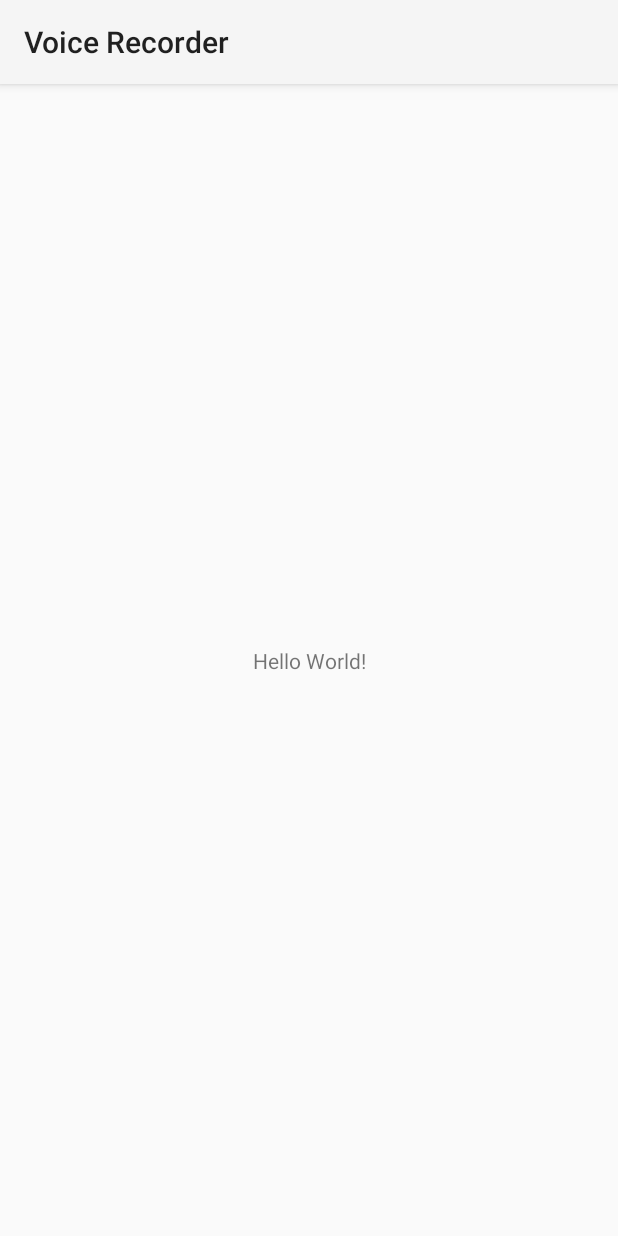
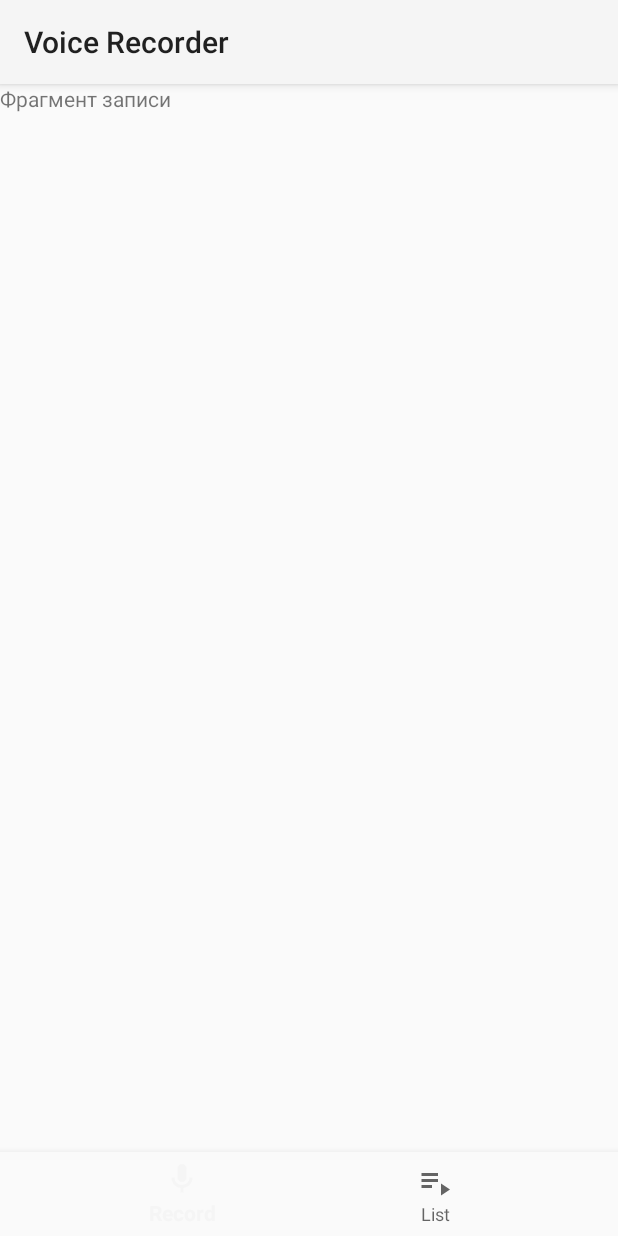
Before and after one commit to locksmith-ru/voice-recorder, an Android app: the screen it shows after launch (MainActivity), on a phone screen of 412 x 824 dp. Run offline under Robolectric (Android 15) with nearby library versions, the phone set to English and light mode, and no system bars; our stand-ins replace navigation-ui.

Commit message:
Создание навигации

```diff
--- a/app/build.gradle.kts
+++ b/app/build.gradle.kts
@@ -5,12 +5,12 @@ plugins {
 
 android {
     namespace = "ru.bedayev.voicerecorder"
-    compileSdk = 33
+    compileSdk = 34
 
     defaultConfig {
         applicationId = "ru.bedayev.voicerecorder"
         minSdk = 24
-        targetSdk = 33
+        targetSdk = 34
         versionCode = 1
         versionName = "1.0"
 
@@ -33,6 +33,10 @@ android {
     kotlinOptions {
         jvmTarget = "1.8"
     }
+
+    buildFeatures{
+        viewBinding = true
+    }
 }
 
 dependencies {
@@ -42,6 +46,10 @@ dependencies {
     implementation("com.google.android.material:material:1.9.0")
     implementation("androidx.constraintlayout:constraintlayout:2.1.4")
 
+    // navigation
+    implementation("androidx.navigation:navigation-fragment-ktx:2.7.1")
+    implementation("androidx.navigation:navigation-ui-ktx:2.7.1")
+
     testImplementation("junit:junit:4.13.2")
 
     androidTestImplementation("androidx.test.ext:junit:1.1.5")
--- a/app/src/main/AndroidManifest.xml
+++ b/app/src/main/AndroidManifest.xml
@@ -1,6 +1,10 @@
 <?xml version="1.0" encoding="utf-8"?>
 <manifest xmlns:android="http://schemas.android.com/apk/res/android"
     xmlns:tools="http://schemas.android.com/tools">
+
+    <!-- Required only if your app needs to access audio files
+     that other apps created. -->
+    <uses-permission android:name="android.permission.READ_MEDIA_AUDIO" />
 
     <application
         android:allowBackup="true"
--- a/app/src/main/java/ru/bedayev/voicerecorder/MainActivity.kt
+++ b/app/src/main/java/ru/bedayev/voicerecorder/MainActivity.kt
@@ -1,11 +1,21 @@
 package ru.bedayev.voicerecorder
 
+import android.os.Bundle
 import androidx.appcompat.app.AppCompatActivity
-import android.os.Bundle
+import androidx.navigation.fragment.NavHostFragment
+import androidx.navigation.ui.setupWithNavController
+import com.google.android.material.bottomnavigation.BottomNavigationView
 
 class MainActivity : AppCompatActivity() {
     override fun onCreate(savedInstanceState: Bundle?) {
         super.onCreate(savedInstanceState)
+
         setContentView(R.layout.activity_main)
+
+        val navView = findViewById<BottomNavigationView>(R.id.bottom_navigation)
+        val navHostFragment = supportFragmentManager
+            .findFragmentById(R.id.nav_host_fragment_container) as NavHostFragment
+        val navController = navHostFragment.navController
+        navView.setupWithNavController(navController)
     }
 }
--- /dev/null
+++ b/app/src/main/java/ru/bedayev/voicerecorder/record/RecordFragment.kt
@@ -0,0 +1,26 @@
+package ru.bedayev.voicerecorder.record
+
+import android.os.Bundle
+import android.view.LayoutInflater
+import android.view.View
+import android.view.ViewGroup
+import androidx.fragment.app.Fragment
+import ru.bedayev.voicerecorder.R
+
+class RecordFragment : Fragment() {
+    override fun onCreateView(
+        inflater: LayoutInflater, container: ViewGroup?,
+        savedInstanceState: Bundle?
+    ): View? {
+        // Inflate the layout for this fragment
+        return inflater.inflate(R.layout.fragment_record, container, false)
+    }
+
+    companion object {
+        @JvmStatic
+        fun newInstance() =
+            RecordFragment().apply {
+                arguments = Bundle().apply {}
+            }
+    }
+}
--- /dev/null
+++ b/app/src/main/java/ru/bedayev/voicerecorder/recordlist/ListRecordFragment.kt
@@ -0,0 +1,26 @@
+package ru.bedayev.voicerecorder.recordlist
+
+import android.os.Bundle
+import android.view.LayoutInflater
+import android.view.View
+import android.view.ViewGroup
+import androidx.fragment.app.Fragment
+import ru.bedayev.voicerecorder.R
+
+class ListRecordFragment : Fragment() {
+    override fun onCreateView(
+        inflater: LayoutInflater, container: ViewGroup?,
+        savedInstanceState: Bundle?
+    ): View? {
+        // Inflate the layout for this fragment
+        return inflater.inflate(R.layout.fragment_list_record, container, false)
+    }
+
+    companion object {
+        @JvmStatic
+        fun newInstance() =
+            ListRecordFragment().apply {
+                arguments = Bundle().apply {}
+            }
+    }
+}
--- /dev/null
+++ b/app/src/main/res/drawable/baseline_playlist_play_white_36.xml
@@ -0,0 +1,8 @@
+<vector android:autoMirrored="true" android:height="36dp"
+    android:tint="#FFFFFF" android:viewportHeight="24"
+    android:viewportWidth="24" android:width="36dp" xmlns:android="http://schemas.android.com/apk/res/android">
+    <path android:fillColor="@android:color/white" android:pathData="M3,10h11v2h-11z"/>
+    <path android:fillColor="@android:color/white" android:pathData="M3,6h11v2h-11z"/>
+    <path android:fillColor="@android:color/white" android:pathData="M3,14h7v2h-7z"/>
+    <path android:fillColor="@android:color/white" android:pathData="M16,13l0,8l6,-4z"/>
+</vector>
--- /dev/null
+++ b/app/src/main/res/drawable/ic_mic_white_36.xml
@@ -0,0 +1,6 @@
+<vector android:height="36dp" android:tint="#FFFFFF"
+    android:viewportHeight="24" android:viewportWidth="24"
+    android:width="36dp" xmlns:android="http://schemas.android.com/apk/res/android">
+    <path android:fillColor="@android:color/white" android:pathData="M12,14c1.66,0 3,-1.34 3,-3V5c0,-1.66 -1.34,-3 -3,-3S9,3.34 9,5v6C9,12.66 10.34,14 12,14z"/>
+    <path android:fillColor="@android:color/white" android:pathData="M17,11c0,2.76 -2.24,5 -5,5s-5,-2.24 -5,-5H5c0,3.53 2.61,6.43 6,6.92V21h2v-3.08c3.39,-0.49 6,-3.39 6,-6.92H17z"/>
+</vector>
--- a/app/src/main/res/layout/activity_main.xml
+++ b/app/src/main/res/layout/activity_main.xml
@@ -6,13 +6,26 @@
     android:layout_height="match_parent"
     tools:context=".MainActivity">
 
-    <TextView
-        android:layout_width="wrap_content"
+    <androidx.fragment.app.FragmentContainerView
+        android:id="@+id/nav_host_fragment_container"
+        android:name="androidx.navigation.fragment.NavHostFragment"
+        android:layout_width="0dp"
+        android:layout_height="0dp"
+        app:defaultNavHost="true"
+        app:layout_constraintBottom_toTopOf="@+id/bottom_navigation"
+        app:layout_constraintEnd_toEndOf="parent"
+        app:layout_constraintStart_toStartOf="parent"
+        app:layout_constraintTop_toTopOf="parent"
+        app:navGraph="@navigation/navigation" />
+
+    <com.google.android.material.bottomnavigation.BottomNavigationView
+        android:id="@+id/bottom_navigation"
+        android:layout_width="0dp"
         android:layout_height="wrap_content"
-        android:text="Hello World!"
+        android:background="?android:attr/windowBackground"
         app:layout_constraintBottom_toBottomOf="parent"
         app:layout_constraintEnd_toEndOf="parent"
         app:layout_constraintStart_toStartOf="parent"
-        app:layout_constraintTop_toTopOf="parent" />
+        app:menu="@menu/menu_bottom_nav" />
 
 </androidx.constraintlayout.widget.ConstraintLayout>
--- /dev/null
+++ b/app/src/main/res/layout/fragment_list_record.xml
@@ -0,0 +1,13 @@
+<?xml version="1.0" encoding="utf-8"?>
+<FrameLayout xmlns:android="http://schemas.android.com/apk/res/android"
+    xmlns:tools="http://schemas.android.com/tools"
+    android:layout_width="match_parent"
+    android:layout_height="match_parent"
+    tools:context=".recordlist.ListRecordFragment">
+
+    <TextView
+        android:layout_width="match_parent"
+        android:layout_height="match_parent"
+        android:text="Список записей" />
+
+</FrameLayout>
--- /dev/null
+++ b/app/src/main/res/layout/fragment_record.xml
@@ -0,0 +1,13 @@
+<?xml version="1.0" encoding="utf-8"?>
+<FrameLayout xmlns:android="http://schemas.android.com/apk/res/android"
+    xmlns:tools="http://schemas.android.com/tools"
+    android:layout_width="match_parent"
+    android:layout_height="match_parent"
+    tools:context=".record.RecordFragment">
+
+    <TextView
+        android:layout_width="match_parent"
+        android:layout_height="match_parent"
+        android:text="Фрагмент записи" />
+
+</FrameLayout>
--- /dev/null
+++ b/app/src/main/res/menu/menu_bottom_nav.xml
@@ -0,0 +1,14 @@
+<?xml version="1.0" encoding="utf-8"?>
+<menu xmlns:android="http://schemas.android.com/apk/res/android">
+
+    <item
+        android:id="@+id/recordFragment"
+        android:icon="@drawable/ic_mic_white_36"
+        android:title="@string/title_record" />
+
+    <item
+        android:id="@+id/listRecordFragment"
+        android:icon="@drawable/baseline_playlist_play_white_36"
+        android:title="@string/title_list_records" />
+
+</menu>
--- /dev/null
+++ b/app/src/main/res/navigation/navigation.xml
@@ -0,0 +1,18 @@
+<?xml version="1.0" encoding="utf-8"?>
+<navigation xmlns:android="http://schemas.android.com/apk/res/android"
+    xmlns:app="http://schemas.android.com/apk/res-auto"
+    xmlns:tools="http://schemas.android.com/tools"
+    android:id="@+id/navigation"
+    app:startDestination="@id/recordFragment">
+
+    <fragment
+        android:id="@+id/recordFragment"
+        android:name="ru.bedayev.voicerecorder.record.RecordFragment"
+        android:label="fragment_record"
+        tools:layout="@layout/fragment_record" />
+    <fragment
+        android:id="@+id/listRecordFragment"
+        android:name="ru.bedayev.voicerecorder.recordlist.ListRecordFragment"
+        android:label="fragment_list_record"
+        tools:layout="@layout/fragment_list_record" />
+</navigation>
--- a/app/src/main/res/values/strings.xml
+++ b/app/src/main/res/values/strings.xml
@@ -1,3 +1,6 @@
 <resources>
     <string name="app_name">Voice Recorder</string>
+
+    <string name="title_record">Record</string>
+    <string name="title_list_records">List</string>
 </resources>
```
Also changed, not shown: 1 other file.
